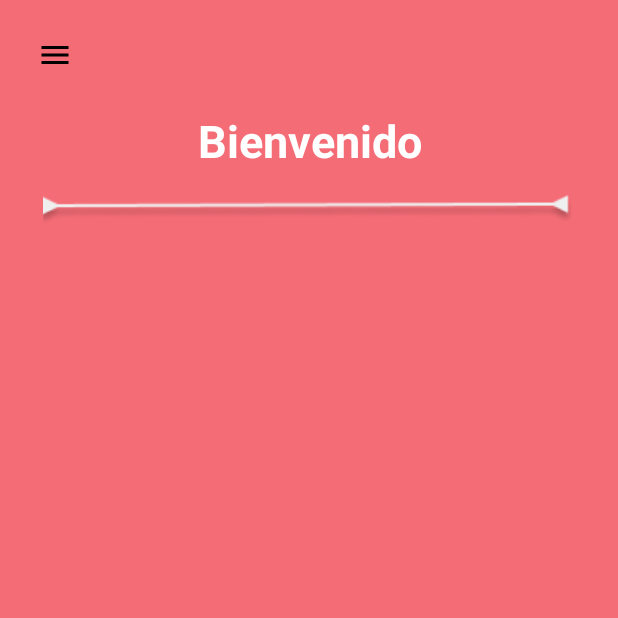
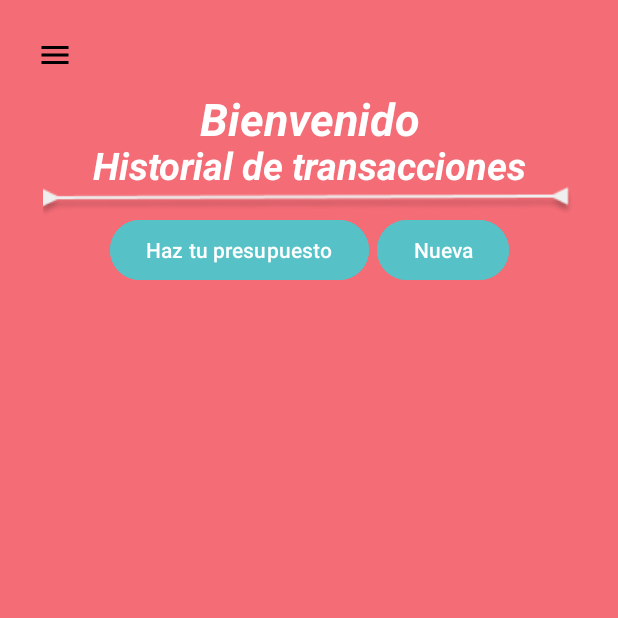
Before and after one commit to aracely-campa/Equipo1_proyectoFinal, an Android app: the ActivityInicio screen opened directly, with no data from a screen before it, on a phone screen of 412 x 824 dp, the top half of it. Run offline under Robolectric (Android 15) with nearby library versions, the phone set to English and light mode, and no system bars; our stand-ins replace Firebase (no records; nobody signed in at launch, a user with empty details on screens opened directly).

Commit message:
Añadidas clases, layouts y drawables para hacer funcionar el historial de la página de inicio (Igual no funcionó pipipi)

```diff
--- a/Fianzas_Personales/app/src/main/java/campa/aracely/fianzas_personales/ActivityInicio.kt
+++ b/Fianzas_Personales/app/src/main/java/campa/aracely/fianzas_personales/ActivityInicio.kt
@@ -2,23 +2,90 @@ package campa.aracely.fianzas_personales
 
 import android.content.Intent
 import android.os.Bundle
+import android.util.Log
 import android.view.MenuItem
 import android.widget.ImageButton
+import android.widget.Toast
 import androidx.appcompat.app.AppCompatActivity
 import androidx.core.view.GravityCompat
 import androidx.drawerlayout.widget.DrawerLayout
+import androidx.recyclerview.widget.LinearLayoutManager
+import androidx.recyclerview.widget.RecyclerView
+import campa.aracely.fianzas_personales.utilities.Transaccion
+import campa.aracely.fianzas_personales.utilities.TransaccionAdapter
 import com.google.android.material.navigation.NavigationView
+import com.google.firebase.auth.FirebaseAuth
+import com.google.firebase.auth.FirebaseUser
+import com.google.firebase.firestore.FirebaseFirestore
+import com.google.firebase.firestore.ListenerRegistration
 
 
 class ActivityInicio : AppCompatActivity(), NavigationView.OnNavigationItemSelectedListener {
 
     private lateinit var drawerLayout: DrawerLayout
+    private lateinit var recyclerView: RecyclerView
+    private lateinit var adapter: TransaccionAdapter
+    private var transacciones = mutableListOf<Transaccion>()
+    private lateinit var firestore: FirebaseFirestore
+    private lateinit var auth: FirebaseAuth
+    private var listenerRegistration: ListenerRegistration? = null
+
 
     override fun onCreate(savedInstanceState: Bundle?) {
         super.onCreate(savedInstanceState)
         setContentView(R.layout.activity_inicio)
         inicializarDrawer()
         configurarBotonDrawer()
+
+        auth = FirebaseAuth.getInstance()
+        firestore = FirebaseFirestore.getInstance()
+
+        recyclerView = findViewById(R.id.recycler_view)
+        recyclerView.layoutManager = LinearLayoutManager(this)
+        adapter = TransaccionAdapter(transacciones) { transaccion ->
+            eliminarTransaccion(transaccion)
+        }
+        recyclerView.adapter = adapter
+
+        cargarTransacciones()
+    }
+
+    private fun cargarTransacciones() {
+        val currentUser: FirebaseUser? = auth.currentUser
+        if(currentUser != null) {
+            val userId = currentUser.uid
+            val transaccionRef = firestore.collection("gastos")
+
+            listenerRegistration = transaccionRef.addSnapshotListener{ snapshot, error ->
+                if(error != null) {
+                    return@addSnapshotListener
+                }
+
+                if(snapshot != null && !snapshot.isEmpty) {
+                    for(document in snapshot.documents) {
+                        val transaccion = document.toObject(Transaccion::class.java)
+                        if(transaccion != null) {
+                            transacciones.add(transaccion)
+                        }
+                    }
+                }
+            }
+        } else {
+            //val intent = Intent(this, Activity_Login::class.java)
+            //startActivity(intent)
+            //finish()
+        }
+    }
+
+    private fun eliminarTransaccion(transaccion: Transaccion) {
+        firestore.collection("transacciones").document().delete()
+            .addOnSuccessListener {
+                transacciones.remove(transaccion)
+                adapter.notifyDataSetChanged()
+            }
+            .addOnFailureListener {
+                Log.e("FireStoreDeletionError", "Error deleting transaction:")
+            }
     }
 
     private fun inicializarDrawer() {
@@ -37,7 +104,6 @@ class ActivityInicio : AppCompatActivity(), NavigationView.OnNavigationItemSelec
     override fun onNavigationItemSelected(item: MenuItem): Boolean {
         val destino = when (item.itemId) {
             R.id.nav_registro_ingreso -> RegistroIngresosGastos::class.java
-            R.id.nav_historial -> GraficasActivity::class.java
             R.id.nav_ver_gastos -> GraficasActivity::class.java
             R.id.nav_cerrar_sesion -> MainActivity::class.java
             R.id.nav_ver_grafricas -> GraficasActivity::class.java
--- a/Fianzas_Personales/app/src/main/res/layout/activity_inicio.xml
+++ b/Fianzas_Personales/app/src/main/res/layout/activity_inicio.xml
@@ -30,25 +30,77 @@
             android:id="@+id/title_text"
             android:layout_width="wrap_content"
             android:layout_height="wrap_content"
-            android:layout_marginTop="16dp"
+            android:layout_marginTop="1dp"
             android:text="@string/bienvenido"
             android:textColor="@color/white"
             android:textSize="30sp"
             android:textAlignment="center"
-            android:textStyle="bold"
+            android:textStyle="italic|bold"
             app:layout_constraintEnd_toEndOf="parent"
             app:layout_constraintStart_toStartOf="parent"
-            app:layout_constraintTop_toBottomOf="@id/btn_open_drawer" />
+            app:layout_constraintTop_toBottomOf="@id/btn_open_drawer"/>
+
+        <TextView
+            android:id="@+id/historial_text"
+            android:layout_width="wrap_content"
+            android:layout_height="wrap_content"
+            android:layout_marginTop="35dp"
+            android:text="@string/historial"
+            android:textColor="@color/white"
+            android:textSize="25sp"
+            android:textAlignment="center"
+            android:textStyle="italic|bold"
+            app:layout_constraintEnd_toEndOf="parent"
+            app:layout_constraintStart_toStartOf="parent"
+            app:layout_constraintTop_toBottomOf="@id/btn_open_drawer"/>
 
         <ImageView
             android:id="@+id/img_linea"
             android:layout_width="match_parent"
             android:layout_height="wrap_content"
-            android:layout_marginTop="16dp"
+            android:layout_marginTop="25dp"
             android:src="@drawable/img_line"
             app:layout_constraintEnd_toEndOf="parent"
             app:layout_constraintStart_toStartOf="parent"
             app:layout_constraintTop_toBottomOf="@id/title_text" />
+
+        <LinearLayout
+            android:id="@+id/button_layout"
+            android:layout_width="wrap_content"
+            android:layout_height="wrap_content"
+            android:layout_marginTop="15dp"
+            android:orientation="horizontal"
+            app:layout_constraintEnd_toEndOf="parent"
+            app:layout_constraintStart_toStartOf="parent"
+            app:layout_constraintTop_toBottomOf="@id/historial_text">
+
+            <Button
+                android:id="@+id/btn_presupuesto"
+                android:layout_width="wrap_content"
+                android:layout_height="wrap_content"
+                android:text="@string/btn_presupuesto"
+                android:backgroundTint="@color/azul_claro"
+                android:textColor="@color/white"/>
+
+            <Button
+                android:id="@+id/btn_nueva"
+                android:layout_width="wrap_content"
+                android:layout_height="wrap_content"
+                android:layout_marginStart="5dp"
+                android:text="@string/btn_nueva"
+                android:backgroundTint="@color/azul_claro"
+                android:textColor="@color/white"/>
+        </LinearLayout>
+
+        <androidx.recyclerview.widget.RecyclerView
+            android:id="@+id/recycler_view"
+            android:layout_width="0dp"
+            android:layout_height="0dp"
+            android:layout_marginTop="20dp"
+            app:layout_constraintTop_toBottomOf="@id/button_layout"
+            app:layout_constraintStart_toStartOf="parent"
+            app:layout_constraintEnd_toEndOf="parent"
+            app:layout_constraintBottom_toBottomOf="parent"/>
 
     </androidx.constraintlayout.widget.ConstraintLayout>
 
--- a/Fianzas_Personales/app/src/main/res/values/string_layoutInicio.xml
+++ b/Fianzas_Personales/app/src/main/res/values/string_layoutInicio.xml
@@ -1,4 +1,7 @@
 <?xml version="1.0" encoding="utf-8"?>
 <resources>
     <string name="bienvenido">Bienvenido</string>
+    <string name="historial">Historial de transacciones</string>
+    <string name="btn_nueva">Nueva</string>
+    <string name="btn_presupuesto">Haz tu presupuesto</string>
 </resources>
```
Also changed, not shown: Fianzas_Personales/app/src/main/java/campa/aracely/fianzas_personales/utilities/Transaccion.kt (added, +7 -0 lines), Fianzas_Personales/app/src/main/java/campa/aracely/fianzas_personales/utilities/TransaccionAdapter.kt (added, +46 -0 lines), Fianzas_Personales/app/src/main/res/drawable/transaccion_background.xml (added, +13 -0 lines), Fianzas_Personales/app/src/main/res/layout/item_transaccion.xml (added, +49 -0 lines), Fianzas_Personales/app/src/main/res/values/string_item_transaccion.xml (added, +8 -0 lines).
